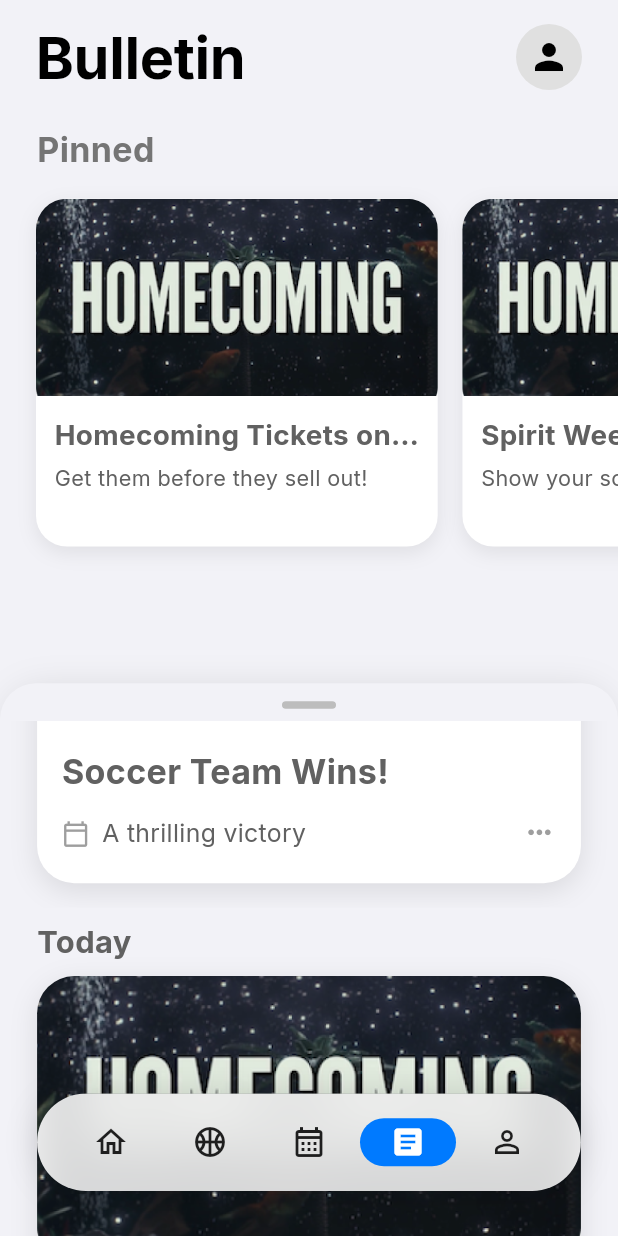
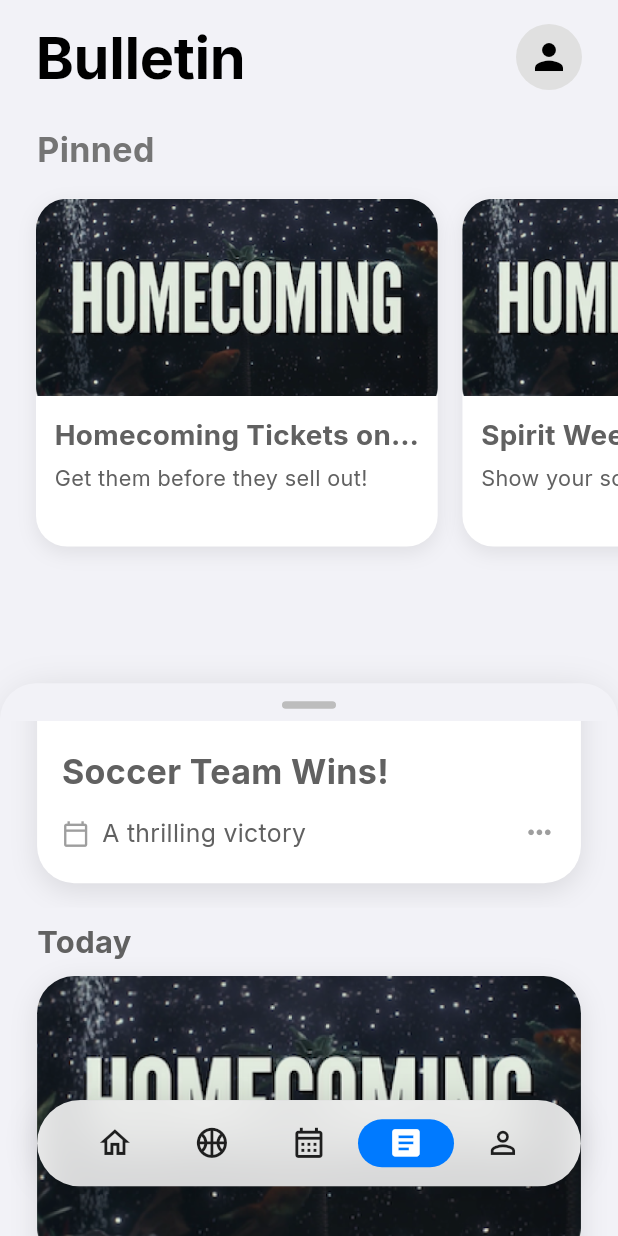
Before and after one commit to NCP-Stampede/northside-app, a Flutter app: the screen it shows after launch, item 4 of the bottom bar chosen, scrolled down 576 dp, on a phone screen of 412 x 824 dp. Run offline on Flutter 3.47's test engine with Material 3 defaults, Android fonts, the phone set to English and light mode, and no system bars; drawn by our look-alikes of sticky_headers; our stand-ins replace get, google_fonts, sizer, table_calendar, webview_flutter.

Commit message:
Update app_shell_screen.dart

```diff
--- a/northside_app/lib/presentation/app_shell/app_shell_screen.dart
+++ b/northside_app/lib/presentation/app_shell/app_shell_screen.dart
@@ -42,12 +42,17 @@ class AppShellScreen extends GetView<AppShellController> {
         ));
   }
 
-  // --- DEFINITIVELY CORRECTED FLOATING NAVIGATION BAR ---
+  // --- DEFINITIVELY PROPORTIONAL FLOATING NAVIGATION BAR ---
   Widget _buildFloatingM3NavBar(BuildContext context) {
+    final Size screenSize = MediaQuery.of(context).size;
+    final double navBarHeight = screenSize.width * 0.14; // Responsive: 14% of width
+    final double iconSize = navBarHeight * 0.42; // Responsive icon size
+    final double innerPaddingHorizontal = navBarHeight * 0.34; // Proportional side padding
+    final double innerPaddingVertical = navBarHeight * 0.15; // Proportional top/bottom padding
     return Container(
       // This outer container defines the full width and shadow of the floating pill.
-      margin: EdgeInsets.fromLTRB(AppTheme.horizontalPadding, 0, AppTheme.horizontalPadding, 30),
-      height: 65,
+      margin: EdgeInsets.fromLTRB(AppTheme.horizontalPadding, 0, AppTheme.horizontalPadding, screenSize.height * 0.04),
+      height: navBarHeight,
       decoration: BoxDecoration(
         borderRadius: BorderRadius.circular(100), // Pill shape
         boxShadow: [
@@ -64,12 +69,8 @@ class AppShellScreen extends GetView<AppShellController> {
           filter: ImageFilter.blur(sigmaX: 15.0, sigmaY: 15.0),
           child: Container(
             color: const Color(0xFFF9F9F9).withOpacity(0.85),
-            // We use a Center widget to position the NavigationBar in the middle.
+            padding: EdgeInsets.symmetric(horizontal: innerPaddingHorizontal, vertical: innerPaddingVertical),
             child: Center(
-              // The SizedBox constrains the width of the NavigationBar,
-              // forcing the icons into a compact group.
-              child: SizedBox(
-                width: 330,
               child: NavigationBar(
                 backgroundColor: Colors.transparent, // Lets the blur show through.
                 elevation: 0, // The outer container handles the shadow.
@@ -77,33 +78,30 @@ class AppShellScreen extends GetView<AppShellController> {
                 selectedIndex: controller.navBarIndex.value,
                 onDestinationSelected: controller.changePage,
                 labelBehavior: NavigationDestinationLabelBehavior.alwaysHide,
-
-                  // FIX: The list of destinations is now complete and in the correct order.
-                  destinations: const <Widget>[
+                destinations: <Widget>[
                   NavigationDestination(
-                      selectedIcon: Icon(Icons.home, color: Colors.white),
-                      icon: Icon(Icons.home_outlined, color: Colors.black87),
+                    selectedIcon: Icon(Icons.home, color: Colors.white, size: iconSize),
+                    icon: Icon(Icons.home_outlined, color: Colors.black87, size: iconSize),
                     label: 'Home',
                   ),
                   NavigationDestination(
-                      selectedIcon: Icon(Icons.sports_basketball, color: Colors.white),
-                      icon: Icon(Icons.sports_basketball_outlined, color: Colors.black87),
+                    selectedIcon: Icon(Icons.sports_basketball, color: Colors.white, size: iconSize),
+                    icon: Icon(Icons.sports_basketball_outlined, color: Colors.black87, size: iconSize),
                     label: 'Athletics',
                   ),
-                    // FIX: The missing Events icon has been restored.
                   NavigationDestination(
-                      selectedIcon: Icon(Icons.calendar_month, color: Colors.white),
-                      icon: Icon(Icons.calendar_month_outlined, color: Colors.black87),
+                    selectedIcon: Icon(Icons.calendar_month, color: Colors.white, size: iconSize),
+                    icon: Icon(Icons.calendar_month_outlined, color: Colors.black87, size: iconSize),
                     label: 'Events',
                   ),
                   NavigationDestination(
-                      selectedIcon: Icon(Icons.article, color: Colors.white),
-                      icon: Icon(Icons.article_outlined, color: Colors.black87),
+                    selectedIcon: Icon(Icons.article, color: Colors.white, size: iconSize),
+                    icon: Icon(Icons.article_outlined, color: Colors.black87, size: iconSize),
                     label: 'Bulletin',
                   ),
                   NavigationDestination(
-                      selectedIcon: Icon(Icons.person, color: Colors.white),
-                      icon: Icon(Icons.person_outline, color: Colors.black87),
+                    selectedIcon: Icon(Icons.person, color: Colors.white, size: iconSize),
+                    icon: Icon(Icons.person_outline, color: Colors.black87, size: iconSize),
                     label: 'Profile',
                   ),
                 ],
@@ -112,7 +110,6 @@ class AppShellScreen extends GetView<AppShellController> {
           ),
         ),
       ),
-      ),
     );
   }
 }
```
Lines whose indentation alone changed are shown as unchanged.
